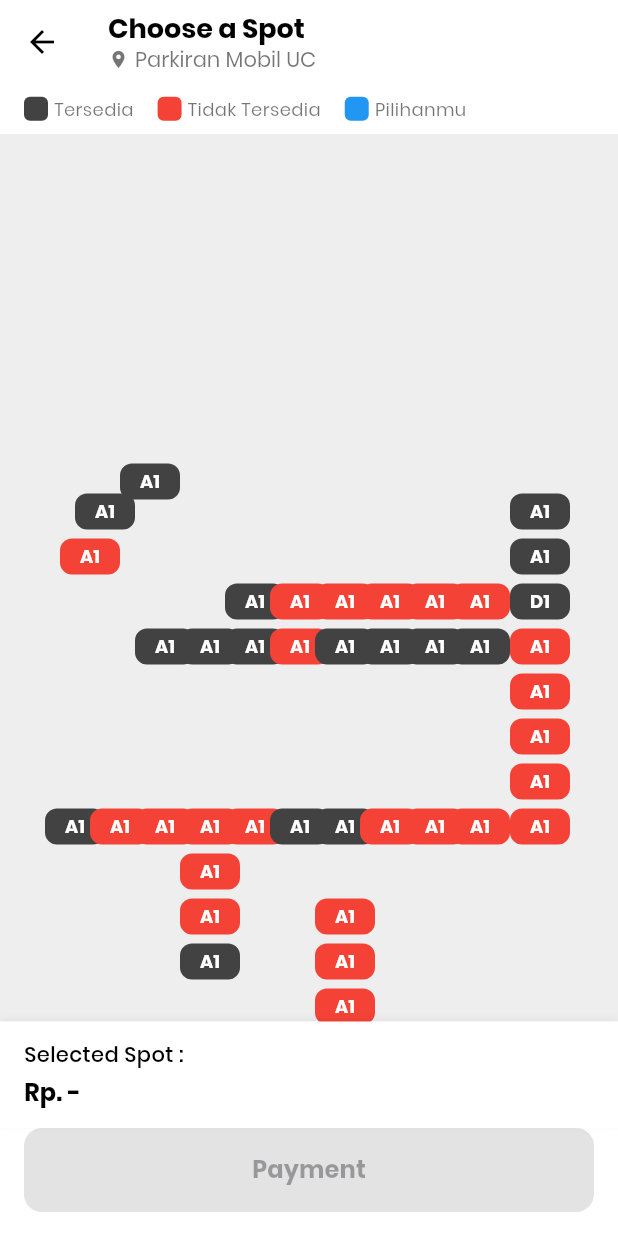
After one commit to Caprizziest/Parkikir, a Flutter app: the dashboard_view screen opened by its route, after a tap on "Check Available Spot", on a phone screen of 412 x 824 dp. The commit adds this screen. Run offline on Flutter 3.47's test engine with Material 3 defaults, Android fonts, the phone set to English and light mode, and no system bars; our stand-ins replace flutter_riverpod, go_router, image_picker, phosphor_flutter, sentry_flutter.

Commit message:
map parkiran v1, navigation from dasbor

```diff
--- a/Frontend/frontend/lib/routing/router.dart
+++ b/Frontend/frontend/lib/routing/router.dart
@@ -1,10 +1,12 @@
-// app_routing.dart
+// router.dart
 import 'package:flutter/material.dart';
+import 'package:frontend/view/parkingspot_view.dart';
 import 'package:go_router/go_router.dart';
 import 'package:frontend/view/dashboard.dart';
 import 'package:frontend/view/report_view.dart';
 import 'package:frontend/view/login_view.dart';
 import 'package:frontend/view/register_view.dart';
+
 
 final GoRouter appRouter = GoRouter(
   initialLocation: '/login',
@@ -27,6 +29,11 @@ final GoRouter appRouter = GoRouter(
       path: '/report',
       builder: (context, state) => const report_view(),
     ),
+      GoRoute(
+    path: '/booking',
+    name: 'booking',
+    builder: (context, state) => const ParkingSpotScreen(),
+  ),
   ],
 
   // Error page
--- a/Frontend/frontend/lib/view/dashboard.dart
+++ b/Frontend/frontend/lib/view/dashboard.dart
@@ -38,39 +38,32 @@ class dashboard_view extends StatelessWidget {
         child: SafeArea(
           child: Stack(
             children: [
-              // Background pattern
               Positioned.fill(
                 child: CustomPaint(
                   painter: BackgroundPatternPainter(),
                 ),
               ),
-
-              // Main content
               Column(
                 children: [
-                  // App bar
                   Padding(
                     padding: const EdgeInsets.symmetric(horizontal: 20.0, vertical: 10.0),
                     child: Row(
                       mainAxisAlignment: MainAxisAlignment.spaceBetween,
                       children: [
-                        // Logo
                         Image.asset(
                           'assets/logowhite.png',
                           height: 28,
                           fit: BoxFit.contain,
                         ),
-
-                        // Icons
                         Row(
-                          children: [
-                            const Icon(
+                          children: const [
+                            Icon(
                               Icons.notifications_outlined,
                               color: Colors.white,
                               size: 24,
                             ),
-                            const SizedBox(width: 16),
-                            const Icon(
+                            SizedBox(width: 16),
+                            Icon(
                               Icons.person_outline,
                               color: Colors.white,
                               size: 24,
@@ -80,8 +73,6 @@ class dashboard_view extends StatelessWidget {
                       ],
                     ),
                   ),
-
-                  // Greeting and availability
                   Padding(
                     padding: const EdgeInsets.symmetric(horizontal: 20.0),
                     child: Column(
@@ -153,16 +144,12 @@ class dashboard_view extends StatelessWidget {
                       ],
                     ),
                   ),
-
                   const SizedBox(height: 20),
-
-                  // Cards section
                   Expanded(
-                    child: Container(
+                    child: SingleChildScrollView(
                       padding: const EdgeInsets.symmetric(horizontal: 20.0),
                       child: Column(
                         children: [
-                          // Save your spot card
                           Container(
                             width: double.infinity,
                             padding: const EdgeInsets.all(20.0),
@@ -197,7 +184,9 @@ class dashboard_view extends StatelessWidget {
                                   ),
                                 ),
                                 const SizedBox(height: 16),
-                                Container(
+                                GestureDetector(
+                                  onTap: () => context.go('/booking'),
+                                  child: Container(
                                     width: double.infinity,
                                     height: 50,
                                     decoration: BoxDecoration(
@@ -206,13 +195,9 @@ class dashboard_view extends StatelessWidget {
                                     ),
                                     child: Row(
                                       mainAxisAlignment: MainAxisAlignment.center,
-                                    children: [
-                                      Icon(
-                                        Icons.search,
-                                        color: Colors.white,
-                                        size: 20,
-                                      ),
-                                      const SizedBox(width: 8),
+                                      children: const [
+                                        Icon(Icons.search, color: Colors.white, size: 20),
+                                        SizedBox(width: 8),
                                         Text(
                                           'Check Available Spot',
                                           style: TextStyle(
@@ -221,29 +206,21 @@ class dashboard_view extends StatelessWidget {
                                             fontWeight: FontWeight.w500,
                                           ),
                                         ),
-                                      const SizedBox(width: 8),
-                                      Icon(
-                                        Icons.chevron_right,
-                                        color: Colors.white,
-                                        size: 20,
+                                        SizedBox(width: 8),
+                                        Icon(Icons.chevron_right, color: Colors.white, size: 20),
+                                      ],
                                     ),
-                                    ],
                                   ),
                                 ),
                               ],
                             ),
                           ),
-
                           const SizedBox(height: 16),
-
-                          // Report cards row
                           Row(
                             children: [
                               Expanded(
                                 child: GestureDetector(
-                                  onTap: () {
-                                    context.push('/report');
-                                  },
+                                  onTap: () => context.push('/report'),
                                   child: Container(
                                     height: 120,
                                     padding: const EdgeInsets.all(16.0),
@@ -267,9 +244,9 @@ class dashboard_view extends StatelessWidget {
                                             color: const Color(0xFFE6F7ED),
                                             borderRadius: BorderRadius.circular(8.0),
                                           ),
-                                          child: Icon(
+                                          child: const Icon(
                                             Icons.warning_amber_rounded,
-                                            color: const Color(0xFF4A3CDB),
+                                            color: Color(0xFF4A3CDB),
                                             size: 24,
                                           ),
                                         ),
@@ -313,9 +290,9 @@ class dashboard_view extends StatelessWidget {
                                           color: const Color(0xFFE6F7ED),
                                           borderRadius: BorderRadius.circular(8.0),
                                         ),
-                                        child: Icon(
+                                        child: const Icon(
                                           Icons.assignment_outlined,
-                                          color: const Color(0xFF4A3CDB),
+                                          color: Color(0xFF4A3CDB),
                                           size: 24,
                                         ),
                                       ),
@@ -335,12 +312,11 @@ class dashboard_view extends StatelessWidget {
                               ),
                             ],
                           ),
+                          const SizedBox(height: 20),
                         ],
                       ),
                     ),
                   ),
-
-                  // Bottom navigation
                   Container(
                     height: 70,
                     decoration: BoxDecoration(
@@ -362,57 +338,39 @@ class dashboard_view extends StatelessWidget {
                       children: [
                         Column(
                           mainAxisAlignment: MainAxisAlignment.center,
-                          children: [
-                            Icon(
-                              Icons.home,
-                              color: const Color(0xFF4A3CDB),
-                              size: 24,
-                            ),
-                            const SizedBox(height: 4),
-                            Text(
-                              'Home',
+                          children: const [
+                            Icon(Icons.home, color: Color(0xFF4A3CDB), size: 24),
+                            SizedBox(height: 4),
+                            Text('Home',
                                 style: TextStyle(
                                   fontSize: 12,
-                                color: const Color(0xFF4A3CDB),
+                                  color: Color(0xFF4A3CDB),
                                   fontWeight: FontWeight.w500,
-                              ),
-                            ),
+                                )),
                           ],
                         ),
                         Column(
                           mainAxisAlignment: MainAxisAlignment.center,
-                          children: [
-                            Icon(
-                              Icons.qr_code_scanner,
-                              color: Colors.grey,
-                              size: 24,
-                            ),
-                            const SizedBox(height: 4),
-                            Text(
-                              'Scan',
+                          children: const [
+                            Icon(Icons.qr_code_scanner, color: Colors.grey, size: 24),
+                            SizedBox(height: 4),
+                            Text('Scan',
                                 style: TextStyle(
                                   fontSize: 12,
                                   color: Colors.grey,
-                              ),
-                            ),
+                                )),
                           ],
                         ),
                         Column(
                           mainAxisAlignment: MainAxisAlignment.center,
-                          children: [
-                            Icon(
-                              Icons.history,
-                              color: Colors.grey,
-                              size: 24,
-                            ),
-                            const SizedBox(height: 4),
-                            Text(
-                              'History',
+                          children: const [
+                            Icon(Icons.history, color: Colors.grey, size: 24),
+                            SizedBox(height: 4),
+                            Text('History',
                                 style: TextStyle(
                                   fontSize: 12,
                                   color: Colors.grey,
-                              ),
-                            ),
+                                )),
                           ],
                         ),
                       ],
@@ -427,7 +385,6 @@ class dashboard_view extends StatelessWidget {
     );
   }
 }
-
 
 class BackgroundPatternPainter extends CustomPainter {
   @override
--- /dev/null
+++ b/Frontend/frontend/lib/view/parkingspot_view.dart
@@ -0,0 +1,325 @@
+import 'package:flutter/material.dart';
+
+class ParkingSpotScreen extends StatefulWidget {
+  const ParkingSpotScreen({super.key});
+
+  @override
+  State<ParkingSpotScreen> createState() => _ParkingSpotScreenState();
+}
+
+class _ParkingSpotScreenState extends State<ParkingSpotScreen> {
+  String? selectedSpot;
+  final double spotPrice = 10000;
+
+  @override
+  Widget build(BuildContext context) {
+    return Scaffold(
+      backgroundColor: Colors.white,
+      appBar: AppBar(
+        backgroundColor: Colors.white,
+        elevation: 0,
+        leading: const BackButton(color: Colors.black),
+        title: const Column(
+          crossAxisAlignment: CrossAxisAlignment.start,
+          children: [
+            Text(
+              'Choose a Spot',
+              style: TextStyle(
+                color: Colors.black,
+                fontWeight: FontWeight.bold,
+                fontSize: 18,
+              ),
+            ),
+            Row(
+              children: [
+                Icon(Icons.location_on, size: 14, color: Colors.black54),
+                SizedBox(width: 4),
+                Text(
+                  'Parkiran Mobil UC',
+                  style: TextStyle(
+                    color: Colors.black54,
+                    fontSize: 14,
+                  ),
+                ),
+              ],
+            ),
+          ],
+        ),
+      ),
+      body: Column(
+        children: [
+          // Legend
+          Padding(
+            padding: const EdgeInsets.symmetric(horizontal: 16.0, vertical: 8.0),
+            child: Row(
+              children: [
+                _buildLegendItem(Colors.grey.shade800, 'Tersedia'),
+                const SizedBox(width: 16),
+                _buildLegendItem(Colors.red, 'Tidak Tersedia'),
+                const SizedBox(width: 16),
+                _buildLegendItem(Colors.blue, 'Pilihanmu'),
+              ],
+            ),
+          ),
+
+          // Parking Map
+          Expanded(
+            child: InteractiveParkingMap(
+              onSpotSelected: (spot) {
+                setState(() {
+                  if (selectedSpot == spot) {
+                    selectedSpot = null;
+                  } else {
+                    selectedSpot = spot;
+                  }
+                });
+              },
+              selectedSpot: selectedSpot,
+            ),
+          ),
+
+          // Selected Spot Info
+          Container(
+            width: double.infinity,
+            padding: const EdgeInsets.symmetric(horizontal: 16.0, vertical: 12.0),
+            decoration: BoxDecoration(
+              color: Colors.white,
+              boxShadow: [
+                BoxShadow(
+                  color: Colors.black.withOpacity(0.05),
+                  blurRadius: 4,
+                  offset: const Offset(0, -2),
+                ),
+              ],
+            ),
+            child: Column(
+              crossAxisAlignment: CrossAxisAlignment.start,
+              children: [
+                const Text(
+                  'Selected Spot :',
+                  style: TextStyle(
+                    color: Colors.black,
+                    fontWeight: FontWeight.w500,
+                  ),
+                ),
+                const SizedBox(height: 4),
+                Text(
+                  selectedSpot != null ? 'Rp. ${spotPrice.toStringAsFixed(0)}' : 'Rp. -',
+                  style: TextStyle(
+                    color: Colors.black,
+                    fontWeight: FontWeight.bold,
+                    fontSize: selectedSpot != null ? 20 : 16,
+                  ),
+                ),
+              ],
+            ),
+          ),
+
+          // Payment Button
+          Container(
+            width: double.infinity,
+            height: 56,
+            margin: const EdgeInsets.only(bottom: 16),
+            padding: const EdgeInsets.symmetric(horizontal: 16.0),
+            child: ElevatedButton(
+              onPressed: selectedSpot != null ? () {} : null,
+              style: ElevatedButton.styleFrom(
+                backgroundColor: selectedSpot != null ? Colors.blue : Colors.grey.shade300,
+                foregroundColor: Colors.white,
+                elevation: 0,
+                shape: RoundedRectangleBorder(
+                  borderRadius: BorderRadius.circular(12),
+                ),
+              ),
+              child: const Text(
+                'Payment',
+                style: TextStyle(
+                  fontSize: 16,
+                  fontWeight: FontWeight.bold,
+                ),
+              ),
+            ),
+          ),
+        ],
+      ),
+    );
+  }
+
+  Widget _buildLegendItem(Color color, String label) {
+    return Row(
+      children: [
+        Container(
+          width: 16,
+          height: 16,
+          decoration: BoxDecoration(
+            color: color,
+            borderRadius: BorderRadius.circular(4),
+          ),
+        ),
+        const SizedBox(width: 4),
+        Text(
+          label,
+          style: const TextStyle(
+            fontSize: 12,
+            color: Colors.black54,
+          ),
+        ),
+      ],
+    );
+  }
+}
+
+class InteractiveParkingMap extends StatefulWidget {
+  final Function(String) onSpotSelected;
+  final String? selectedSpot;
+
+  const InteractiveParkingMap({
+    super.key,
+    required this.onSpotSelected,
+    this.selectedSpot,
+  });
+
+  @override
+  State<InteractiveParkingMap> createState() => _InteractiveParkingMapState();
+}
+
+class _InteractiveParkingMapState extends State<InteractiveParkingMap> {
+  final TransformationController _transformationController = TransformationController();
+
+  // Define parking spots with their status
+  // 0 = available, 1 = unavailable, 2 = selected
+  final Map<String, List<ParkingSpot>> parkingData = {
+    'topLeft': [
+      ParkingSpot('A1', 0, const Offset(50, 240)),
+      ParkingSpot('A1', 0, const Offset(80, 220)),
+      ParkingSpot('A1', 1, const Offset(40, 270)),
+    ],
+    'topRight': [
+      ParkingSpot('A1', 0, const Offset(340, 240)),
+      ParkingSpot('A1', 0, const Offset(340, 270)),
+      ParkingSpot('D1', 0, const Offset(340, 300)),
+      ParkingSpot('A1', 1, const Offset(340, 330)),
+      ParkingSpot('A1', 1, const Offset(340, 360)),
+      ParkingSpot('A1', 1, const Offset(340, 390)),
+      ParkingSpot('A1', 1, const Offset(340, 420)),
+      ParkingSpot('A1', 1, const Offset(340, 450)),
+    ],
+    'middleTop': [
+      ParkingSpot('A1', 0, const Offset(150, 300)),
+      ParkingSpot('A1', 1, const Offset(180, 300)),
+      ParkingSpot('A1', 1, const Offset(210, 300)),
+      ParkingSpot('A1', 1, const Offset(240, 300)),
+      ParkingSpot('A1', 1, const Offset(270, 300)),
+      ParkingSpot('A1', 1, const Offset(300, 300)),
+    ],
+    'middleRow': [
+      ParkingSpot('A1', 0, const Offset(90, 330)),
+      ParkingSpot('A1', 0, const Offset(120, 330)),
+      ParkingSpot('A1', 0, const Offset(150, 330)),
+      ParkingSpot('A1', 1, const Offset(180, 330)),
+      ParkingSpot('A1', 0, const Offset(210, 330)),
+      ParkingSpot('A1', 0, const Offset(240, 330)),
+      ParkingSpot('A1', 0, const Offset(270, 330)),
+      ParkingSpot('A1', 0, const Offset(300, 330)),
+    ],
+    'bottomRow': [
+      ParkingSpot('A1', 0, const Offset(30, 450)),
+      ParkingSpot('A1', 1, const Offset(60, 450)),
+      ParkingSpot('A1', 1, const Offset(90, 450)),
+      ParkingSpot('A1', 1, const Offset(120, 450)),
+      ParkingSpot('A1', 1, const Offset(150, 450)),
+      ParkingSpot('A1', 0, const Offset(180, 450)),
+      ParkingSpot('A1', 0, const Offset(210, 450)),
+      ParkingSpot('A1', 1, const Offset(240, 450)),
+      ParkingSpot('A1', 1, const Offset(270, 450)),
+      ParkingSpot('A1', 1, const Offset(300, 450)),
+    ],
+    'bottomLeft': [
+      ParkingSpot('A1', 1, const Offset(120, 480)),
+      ParkingSpot('A1', 1, const Offset(120, 510)),
+      ParkingSpot('A1', 0, const Offset(120, 540)),
+    ],
+    'bottomRight': [
+      ParkingSpot('A1', 1, const Offset(210, 510)),
+      ParkingSpot('A1', 1, const Offset(210, 540)),
+      ParkingSpot('A1', 1, const Offset(210, 570)),
+      ParkingSpot('A1', 1, const Offset(210, 600)),
+    ],
+  };
+
+  @override
+  Widget build(BuildContext context) {
+    return InteractiveViewer(
+      transformationController: _transformationController,
+      minScale: 0.5,
+      maxScale: 2.5,
+      boundaryMargin: const EdgeInsets.all(double.infinity),
+      child: Stack(
+        children: [
+          // Background map
+          Container(
+            width: double.infinity,
+            height: double.infinity,
+            color: Colors.grey.shade200,
+          ),
+
+          // Draw all parking spots
+          ...parkingData.entries.expand((entry) {
+            return entry.value.map((spot) {
+              // Check if this spot is the selected one
+              bool isSelected = widget.selectedSpot == spot.id;
+
+              // Determine spot color based on status and selection
+              Color spotColor;
+              if (isSelected) {
+                spotColor = Colors.blue;
+              } else if (spot.status == 0) {
+                spotColor = Colors.grey.shade800;
+              } else {
+                spotColor = Colors.red;
+              }
+
+              return Positioned(
+                left: spot.position.dx,
+                top: spot.position.dy,
+                child: GestureDetector(
+                  onTap: () {
+                    if (spot.status == 0 || isSelected) {
+                      widget.onSpotSelected(spot.id);
+                    }
+                  },
+                  child: Container(
+                    width: 40,
+                    height: 24,
+                    decoration: BoxDecoration(
+                      color: spotColor,
+                      borderRadius: BorderRadius.circular(8),
+                    ),
+                    child: Center(
+                      child: Text(
+                        spot.id,
+                        style: const TextStyle(
+                          color: Colors.white,
+                          fontSize: 12,
+                          fontWeight: FontWeight.bold,
+                        ),
+                      ),
+                    ),
+                  ),
+                ),
+              );
+            });
+          }).toList(),
+        ],
+      ),
+    );
+  }
+}
+
+class ParkingSpot {
+  final String id;
+  final int status; // 0 = available, 1 = unavailable
+  final Offset position;
+
+  ParkingSpot(this.id, this.status, this.position);
+}
```
Lines whose indentation alone changed are shown as unchanged.
